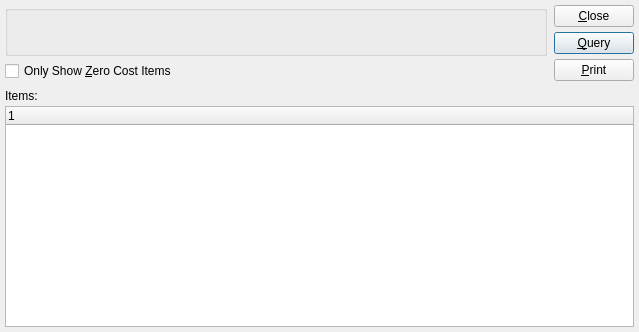
Above: xtuple/trunk/guiclient/dspItemCostsByClassCode.ui from WooodHead/xtuple before the change. Below: the same form after it.
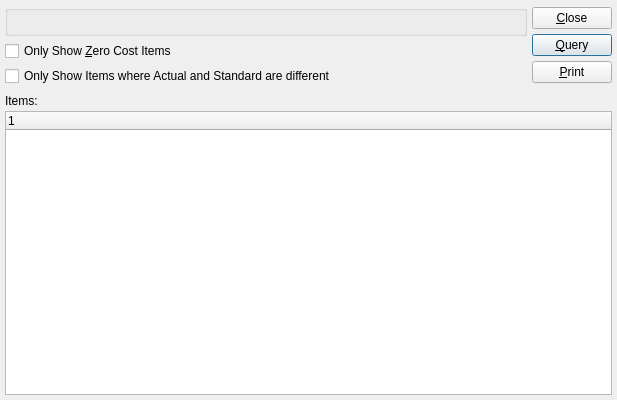
That is the form after the change. Custom widgets are drawn as their Qt base class.

Commit message: Issue #3081:add filter onlyShowDiff

What changed in the file:
```diff
--- a/xtuple/trunk/guiclient/dspItemCostsByClassCode.ui
+++ b/xtuple/trunk/guiclient/dspItemCostsByClassCode.ui
@@ -5,8 +5,8 @@
    <rect>
     <x>0</x>
     <y>0</y>
-    <width>639</width>
-    <height>332</height>
+    <width>617</width>
+    <height>400</height>
    </rect>
   </property>
   <property name="windowTitle" >
@@ -14,25 +14,10 @@
   </property>
   <widget class="QWidget" name="widget" >
    <layout class="QVBoxLayout" >
-    <property name="margin" >
-     <number>5</number>
-    </property>
-    <property name="spacing" >
-     <number>5</number>
-    </property>
     <item>
      <layout class="QHBoxLayout" >
-      <property name="margin" >
-       <number>0</number>
-      </property>
-      <property name="spacing" >
-       <number>7</number>
-      </property>
       <item>
        <layout class="QVBoxLayout" >
-        <property name="margin" >
-         <number>0</number>
-        </property>
         <property name="spacing" >
          <number>5</number>
         </property>
@@ -45,9 +30,6 @@
         </item>
         <item>
          <layout class="QHBoxLayout" >
-          <property name="margin" >
-           <number>0</number>
-          </property>
           <property name="spacing" >
            <number>0</number>
           </property>
@@ -76,21 +58,39 @@
           </item>
          </layout>
         </item>
+        <item>
+         <layout class="QHBoxLayout" >
+          <item>
+           <widget class="XCheckBox" name="_onlyShowDiff" >
+            <property name="text" >
+             <string>Only Show Items where Actual and Standard are different</string>
+            </property>
+           </widget>
+          </item>
+          <item>
+           <spacer>
+            <property name="orientation" >
+             <enum>Qt::Horizontal</enum>
+            </property>
+            <property name="sizeHint" >
+             <size>
+              <width>40</width>
+              <height>20</height>
+             </size>
+            </property>
+           </spacer>
+          </item>
+         </layout>
+        </item>
        </layout>
       </item>
       <item>
        <layout class="QVBoxLayout" >
-        <property name="margin" >
-         <number>0</number>
-        </property>
         <property name="spacing" >
          <number>0</number>
         </property>
         <item>
          <layout class="QVBoxLayout" >
-          <property name="margin" >
-           <number>0</number>
-          </property>
           <property name="spacing" >
            <number>5</number>
           </property>
@@ -154,18 +154,13 @@
     </item>
     <item>
      <layout class="QVBoxLayout" >
-      <property name="margin" >
-       <number>0</number>
-      </property>
       <property name="spacing" >
        <number>0</number>
       </property>
       <item>
        <widget class="QLabel" name="_itemsLit" >
         <property name="sizePolicy" >
-         <sizepolicy>
-          <hsizetype>7</hsizetype>
-          <vsizetype>0</vsizetype>
+         <sizepolicy vsizetype="Fixed" hsizetype="Expanding" >
           <horstretch>0</horstretch>
           <verstretch>0</verstretch>
          </sizepolicy>
@@ -184,9 +179,7 @@
       <item>
        <widget class="XTreeWidget" name="_itemcost" >
         <property name="sizePolicy" >
-         <sizepolicy>
-          <hsizetype>7</hsizetype>
-          <vsizetype>7</vsizetype>
+         <sizepolicy vsizetype="Expanding" hsizetype="Expanding" >
           <horstretch>0</horstretch>
           <verstretch>0</verstretch>
          </sizepolicy>
```
Left out of the diff: 1 changed line with no effect on the pictures. The commit also changes 1 other file.
